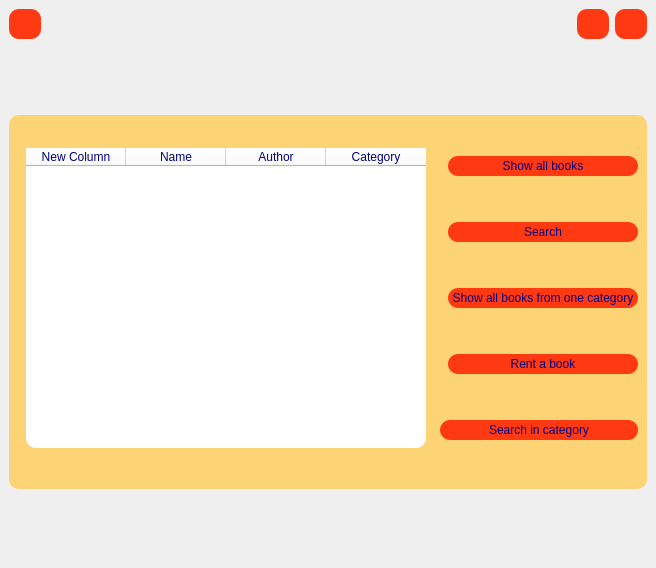
Qt form memberform.ui (fatemebd/Library) before a commit.
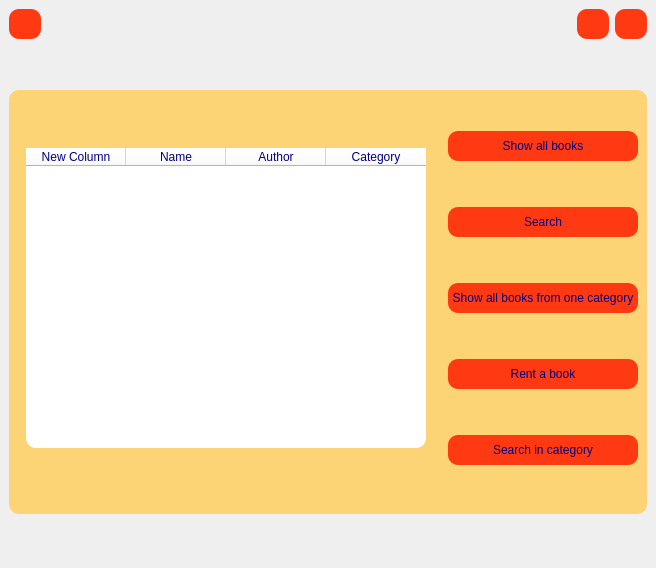
The same form after that commit. Icons and pictures are not drawn.

The edit to the form file:
```diff
--- a/memberform.ui
+++ b/memberform.ui
@@ -252,7 +252,7 @@
              <property name="minimumSize">
               <size>
                <width>190</width>
-               <height>20</height>
+               <height>30</height>
               </size>
              </property>
              <property name="text">
@@ -298,7 +298,7 @@
              <property name="minimumSize">
               <size>
                <width>190</width>
-               <height>20</height>
+               <height>30</height>
               </size>
              </property>
              <property name="text">
@@ -344,7 +344,7 @@
              <property name="minimumSize">
               <size>
                <width>190</width>
-               <height>20</height>
+               <height>30</height>
               </size>
              </property>
              <property name="text">
@@ -390,7 +390,7 @@
              <property name="minimumSize">
               <size>
                <width>190</width>
-               <height>20</height>
+               <height>30</height>
               </size>
              </property>
              <property name="text">
@@ -415,17 +415,51 @@
          </item>
          <item>
           <layout class="QHBoxLayout" name="horizontalLayout_7">
+           <property name="spacing">
+            <number>0</number>
+           </property>
            <property name="topMargin">
             <number>0</number>
            </property>
+           <item>
+            <spacer name="horizontalSpacer_8">
+             <property name="orientation">
+              <enum>Qt::Horizontal</enum>
+             </property>
+             <property name="sizeHint" stdset="0">
+              <size>
+               <width>40</width>
+               <height>20</height>
+              </size>
+             </property>
+            </spacer>
+           </item>
            <item>
             <widget class="QPushButton" name="searchincat">
+             <property name="sizePolicy">
+              <sizepolicy hsizetype="Fixed" vsizetype="Fixed">
+               <horstretch>0</horstretch>
+               <verstretch>0</verstretch>
+              </sizepolicy>
+             </property>
              <property name="minimumSize">
               <size>
                <width>190</width>
-               <height>20</height>
+               <height>30</height>
               </size>
              </property>
+             <property name="maximumSize">
+              <size>
+               <width>190</width>
+               <height>16777215</height>
+              </size>
+             </property>
+             <property name="cursor">
+              <cursorShape>PointingHandCursor</cursorShape>
+             </property>
+             <property name="toolTip">
+              <string>search</string>
+             </property>
              <property name="text">
               <string>Search in category</string>
              </property>
```
Left out of the diff: 94 changed lines with no effect on the pictures.
